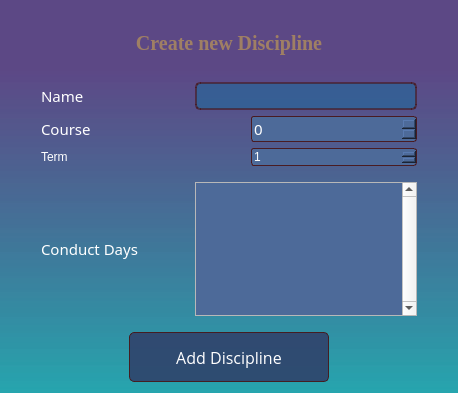
Above: newdiscipline.ui from marko-yaciv/2c_coursework before the change. Below: the same form after it.
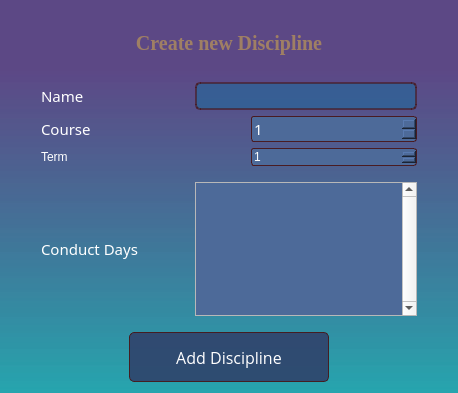
That is the form after the change.

Diff of the .ui file:
```diff
--- a/newdiscipline.ui
+++ b/newdiscipline.ui
@@ -170,6 +170,12 @@
 border-radius: 3px;
 }</string>
          </property>
+         <property name="minimum">
+          <number>1</number>
+         </property>
+         <property name="maximum">
+          <number>4</number>
+         </property>
         </widget>
        </item>
       </layout>
```
